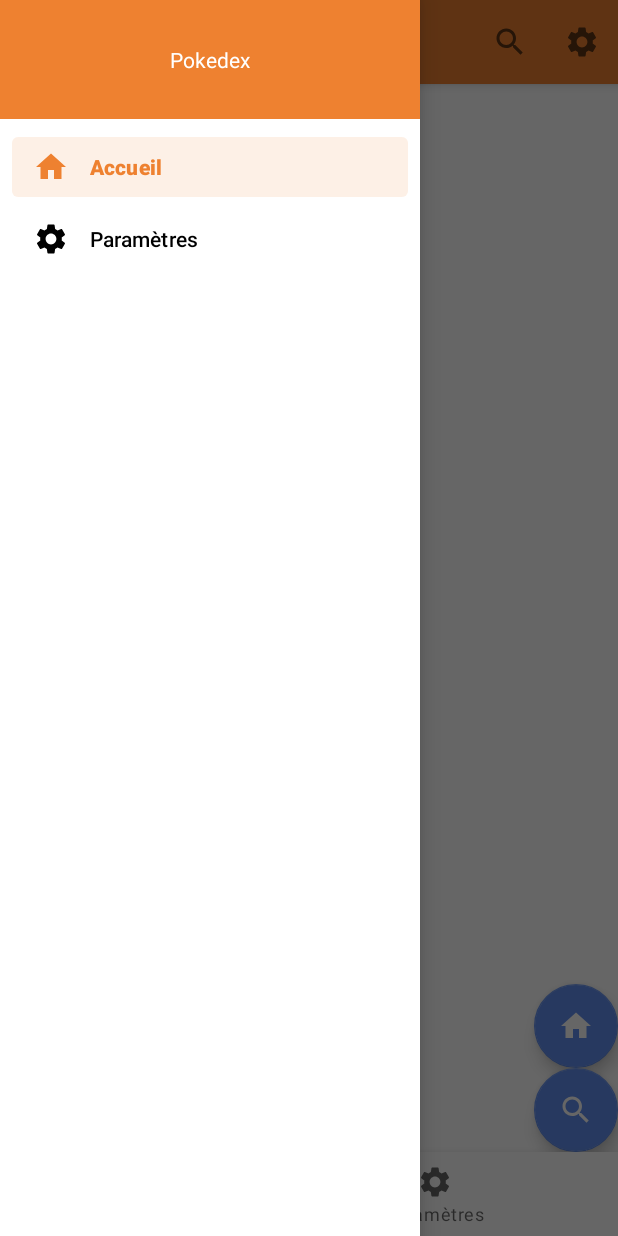
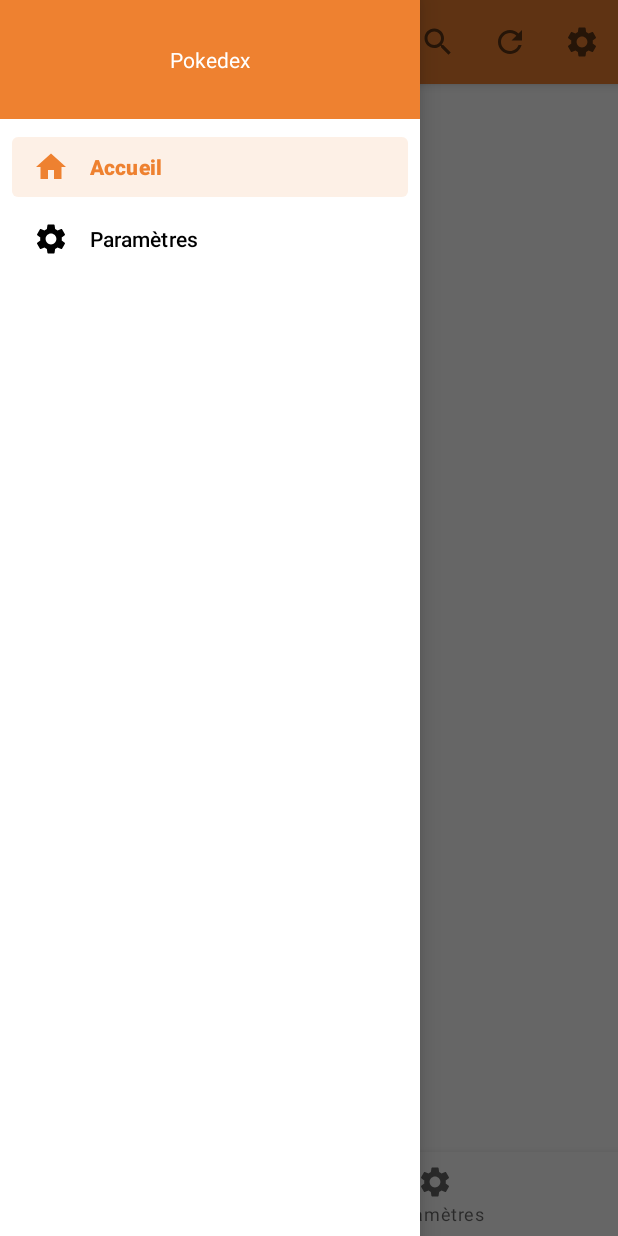
Before and after one commit to fonimus/pokedex-mvvm, an Android app: the screen it shows after launch (MainActivity), with the side drawer open, on a phone screen of 412 x 824 dp. Run offline under Robolectric (Android 15) with nearby library versions, the phone set to English and light mode, and no system bars; our stand-ins replace Dagger/Hilt's generated code, Firebase (no records; nobody signed in at launch, a user with empty details on screens opened directly), androidx.preference; network calls fail; pictures from the network do not load; 4 statements that could not run were skipped.

Commit message:
Add swipe to refresh

```diff
--- a/app/build.gradle
+++ b/app/build.gradle
@@ -51,6 +51,7 @@ android {
 dependencies {
     implementation 'androidx.lifecycle:lifecycle-viewmodel-ktx:2.4.0'
     implementation 'androidx.preference:preference:1.1.1'
+    implementation 'androidx.swiperefreshlayout:swiperefreshlayout:1.1.0'
     coreLibraryDesugaring 'com.android.tools:desugar_jdk_libs:1.1.5'
     implementation 'androidx.core:core-ktx:1.6.0'
     implementation 'androidx.appcompat:appcompat:1.4.0'
--- a/app/src/main/java/io/fonimus/pokedexmvvm/data/PokemonRepository.kt
+++ b/app/src/main/java/io/fonimus/pokedexmvvm/data/PokemonRepository.kt
@@ -2,8 +2,7 @@ package io.fonimus.pokedexmvvm.data
 
 import android.util.Log
 import io.fonimus.pokedexmvvm.data.pokemon.PokemonResponse
-import kotlinx.coroutines.flow.Flow
-import kotlinx.coroutines.flow.flow
+import kotlinx.coroutines.flow.*
 import okhttp3.OkHttpClient
 import okhttp3.logging.HttpLoggingInterceptor
 import retrofit2.Retrofit
@@ -15,6 +14,7 @@ import javax.inject.Singleton
 class PokemonRepository @Inject constructor() {
 
     private var pokeApi: PokeApi
+    private val triggerMutableStateFlow = MutableSharedFlow<Unit>(replay = 1).apply { tryEmit(Unit) }
 
     init {
         val retrofit = Retrofit.Builder()
@@ -34,7 +34,9 @@ class PokemonRepository @Inject constructor() {
         pokeApi = retrofit.create(PokeApi::class.java)
     }
 
-    fun getPokemonPage(page: Int = 0): Flow<List<PokemonResponse>> = flow {
+    fun getPokemonPage(page: Int = 0): Flow<List<PokemonResponse>> = triggerMutableStateFlow.flatMapLatest {
+
+        flow {
             val list = mutableListOf<PokemonResponse>()
             val from = 1 + (page * 5)
             val to = 1 + ((page + 1) * 5)
@@ -44,6 +46,12 @@ class PokemonRepository @Inject constructor() {
             Log.d("myrepo", "getPokemonPage() called from $from to $to")
             emit(list)
         }
+    }
 
     suspend fun getPokemonById(id: String) = pokeApi.getPokemonById(id)
+
+    // useful when no pagination
+    fun refresh() {
+        triggerMutableStateFlow.tryEmit(Unit)
     }
+}
--- a/app/src/main/java/io/fonimus/pokedexmvvm/domain/LoadPokemonUseCase.kt
+++ b/app/src/main/java/io/fonimus/pokedexmvvm/domain/LoadPokemonUseCase.kt
@@ -5,36 +5,46 @@ import io.fonimus.pokedexmvvm.data.PokemonRepository
 import kotlinx.coroutines.flow.*
 import java.util.*
 import javax.inject.Inject
+import javax.inject.Singleton
 
+@Singleton
 class LoadPokemonUseCase @Inject constructor(private val repository: PokemonRepository) {
 
     private val pageStateFlow =
-        MutableStateFlow(0).apply { onEach { Log.d("myusecase", "page stateflow called: $it") } }
+        MutableSharedFlow<Int>(replay = 1).apply {
+            tryEmit(0)
+            onEach { Log.d("myusecase", "page stateflow called: $it") }
+        }
 
     private val pokemons = mutableListOf<PokemonEntity>()
 
-    operator fun invoke(): Flow<List<PokemonEntity>> {
+    operator fun invoke(): Flow<LoadPokemonResult> {
 
-        return pageStateFlow.flatMapConcat {
-            repository.getPokemonPage(it)
-        }.map { pokemonPage ->
+        return pageStateFlow.transformLatest {
+            emit(LoadPokemonResult.Loading)
+            repository.getPokemonPage(it).collect { pokemonPage ->
                 pokemons.addAll(pokemonPage.mapNotNull { pokemon ->
                     PokemonEntity.Content(
                         pokemon.id?.toString() ?: return@mapNotNull null,
                         pokemon.name ?: return@mapNotNull null,
                         pokemon.sprites?.frontDefault ?: return@mapNotNull null,
-                    pokemon.types.mapNotNull {
-                        PokemonTypeEntity.parse(it.type?.name)
+                        pokemon.types.mapNotNull { pokemonType ->
+                            PokemonTypeEntity.parse(pokemonType.type?.name)
                         }
                     )
                 })
-            pokemons + PokemonEntity.Loading(true)
+                emit(LoadPokemonResult.Content(pokemons + PokemonEntity.Loading(true)))
+            }
         }
     }
 
     fun nextPage() {
-        pageStateFlow.value++
+        pageStateFlow.tryEmit(pageStateFlow.replayCache.first() + 1)
         Log.d("mynextpage", "Next page called")
+    }
+
+    fun refresh() {
+        pageStateFlow.tryEmit(0)
     }
 
     sealed class PokemonEntity {
@@ -48,3 +58,12 @@ class LoadPokemonUseCase @Inject constructor(private val repository: PokemonRepo
         data class Loading(val loading: Boolean) : PokemonEntity()
     }
 }
+
+sealed class LoadPokemonResult {
+
+    data class Content(
+        val entities: List<LoadPokemonUseCase.PokemonEntity>
+    ) : LoadPokemonResult()
+
+    object Loading : LoadPokemonResult()
+}
--- a/app/src/main/java/io/fonimus/pokedexmvvm/main/MainActivity.kt
+++ b/app/src/main/java/io/fonimus/pokedexmvvm/main/MainActivity.kt
@@ -29,10 +29,6 @@ import java.lang.IllegalArgumentException
 class MainActivity : AppCompatActivity() {
 
     private val viewModel by viewModels<MainViewModel>()
-    private val listener =
-        SharedPreferences.OnSharedPreferenceChangeListener { sharedPreferences, key ->
-            Log.d("prefs", "$key changed in $sharedPreferences")
-        }
     private lateinit var binding: MainActivityBinding
 
     private val mainFragment = MainFragment.newInstance()
@@ -159,8 +155,6 @@ class MainActivity : AppCompatActivity() {
 
     override fun onDestroy() {
         super.onDestroy()
-        PreferenceManager.getDefaultSharedPreferences(this)
-            .unregisterOnSharedPreferenceChangeListener(listener)
     }
 
     override fun onCreateOptionsMenu(menu: Menu): Boolean {
@@ -184,6 +178,11 @@ class MainActivity : AppCompatActivity() {
             openFragment(NavigationItem.SETTINGS)
             true
         }
+
+        menu.findItem(R.id.refresh).setOnMenuItemClickListener {
+            viewModel.refresh()
+            true
+        }
         return true
     }
 }
--- a/app/src/main/java/io/fonimus/pokedexmvvm/main/MainFragment.kt
+++ b/app/src/main/java/io/fonimus/pokedexmvvm/main/MainFragment.kt
@@ -33,7 +33,7 @@ class MainFragment : Fragment() {
     private val pokemonViewModel by viewModels<PokemonViewModel>()
     private val listener =
         SharedPreferences.OnSharedPreferenceChangeListener { sharedPreferences, key ->
-            Log.d("prefs", "$key changed in $sharedPreferences")
+            Log.d("prefs", "$key changed to ${sharedPreferences.getBoolean(key, false)}")
         }
 
 
@@ -66,8 +66,9 @@ class MainFragment : Fragment() {
         Log.d("prefs", ">> " + prefs.getString("signature", "N/A"))
         val editor = prefs.edit()
         editor.putString("toto", "titi")
+        // apply -> value changed in memory
+        // commit -> force waiting to write into file
         editor.apply()
-        // editor.commit() -> force waiting to write file
 
         prefs.registerOnSharedPreferenceChangeListener(listener)
 
@@ -104,6 +105,7 @@ class MainFragment : Fragment() {
         pokemonViewModel.pokemonViewStateLiveData.observe(viewLifecycleOwner) { state ->
             pokemonsAdapter.submitList(state.items)
             typeAdapter.submitList(state.types.toList())
+            binding.swiperefresh.isRefreshing = state.isRefreshing
         }
         pokemonViewModel.viewActions.observe(viewLifecycleOwner) {
             when (it) {
@@ -137,6 +139,14 @@ class MainFragment : Fragment() {
             Firebase.crashlytics.log("${javaClass.simpleName} : before crash (non fatal)")
             Firebase.crashlytics.recordException(IllegalArgumentException("Test Crash Non Fatal"))
         }
+        binding.crashButton.hide()
+        binding.crashButtonNonFatal.hide()
+
+        binding.swiperefresh.setOnRefreshListener {
+            Log.d("refresh", "Refreshing...")
+            pokemonViewModel.refresh()
+            Log.d("refresh", "Refreshed !")
+        }
     }
 
     override fun onDestroy() {
--- a/app/src/main/java/io/fonimus/pokedexmvvm/main/NavigationItem.kt
+++ b/app/src/main/java/io/fonimus/pokedexmvvm/main/NavigationItem.kt
@@ -1,5 +1,5 @@
 package io.fonimus.pokedexmvvm.main
 
 enum class NavigationItem {
-    HOME,SETTINGS
+    HOME, SETTINGS
 }
--- a/app/src/main/java/io/fonimus/pokedexmvvm/main/PokemonViewModel.kt
+++ b/app/src/main/java/io/fonimus/pokedexmvvm/main/PokemonViewModel.kt
@@ -5,6 +5,7 @@ import androidx.lifecycle.*
 import dagger.hilt.android.lifecycle.HiltViewModel
 import io.fonimus.pokedexmvvm.SingleLiveEvent
 import io.fonimus.pokedexmvvm.data.CurrentSearchRepository
+import io.fonimus.pokedexmvvm.domain.LoadPokemonResult
 import io.fonimus.pokedexmvvm.domain.LoadPokemonUseCase
 import io.fonimus.pokedexmvvm.domain.PokemonTypeEntity
 import javax.inject.Inject
@@ -26,27 +27,61 @@ class PokemonViewModel @Inject constructor(
 
     private val typesLiveData = MutableLiveData<MutableList<PokemonTypeEntity>>(mutableListOf())
 
-    private val pokemonEntitiesLiveData: LiveData<List<LoadPokemonUseCase.PokemonEntity>> =
+    private val refreshingLiveData = MutableLiveData(false)
+
+    private val pokemonEntitiesLiveData: LiveData<LoadPokemonResult> =
         loadPokemonUseCase().asLiveData()
 
     init {
+        addSources()
+    }
+
+    private fun addSources() {
         pokemonEntitiesMediatorLiveData.addSource(queryLiveData) { query ->
-            combine(query, typesLiveData.value!!, pokemonEntitiesLiveData.value)
+            combine(
+                query,
+                typesLiveData.value!!,
+                pokemonEntitiesLiveData.value,
+                refreshingLiveData.value!!
+            )
         }
         pokemonEntitiesMediatorLiveData.addSource(typesLiveData) { types ->
-            combine(queryLiveData.value, types, pokemonEntitiesLiveData.value)
+            combine(
+                queryLiveData.value,
+                types,
+                pokemonEntitiesLiveData.value,
+                refreshingLiveData.value!!
+            )
         }
         pokemonEntitiesMediatorLiveData.addSource(pokemonEntitiesLiveData) { entities ->
-            combine(queryLiveData.value, typesLiveData.value!!, entities)
+            combine(
+                queryLiveData.value,
+                typesLiveData.value!!,
+                entities,
+                refreshingLiveData.value!!
+            )
+        }
+        pokemonEntitiesMediatorLiveData.addSource(refreshingLiveData) { refreshing ->
+            combine(
+                queryLiveData.value,
+                typesLiveData.value!!,
+                pokemonEntitiesLiveData.value,
+                refreshing
+            )
         }
     }
 
     private fun combine(
         query: String?,
         types: List<PokemonTypeEntity>,
-        entities: List<LoadPokemonUseCase.PokemonEntity>?
+        result: LoadPokemonResult?,
+        refreshing: Boolean
     ) {
-        pokemonEntitiesMediatorLiveData.value = PokemonViewState(entities
+        if (refreshing && result is LoadPokemonResult.Content) {
+            refreshingLiveData.value = false
+            return
+        }
+        pokemonEntitiesMediatorLiveData.value = PokemonViewState((result as? LoadPokemonResult.Content)?.entities
             ?.filter {
                 it is LoadPokemonUseCase.PokemonEntity.Loading
                         || (matchQuery(query, it) && matchTypes(types, it))
@@ -60,13 +95,13 @@ class PokemonViewModel @Inject constructor(
                         pokemon.pokemonImageUrl
                     )
                 }
-            } ?: emptyList(), entities
+            } ?: emptyList(), (result as? LoadPokemonResult.Content)?.entities
             ?.asSequence()
             ?.filterIsInstance<LoadPokemonUseCase.PokemonEntity.Content>()
             ?.map { it.pokemonTypes }
             ?.flatten()
             ?.toSet()
-            ?: emptySet()
+            ?: emptySet(), refreshing && result is LoadPokemonResult.Loading
         )
     }
 
@@ -112,4 +147,9 @@ class PokemonViewModel @Inject constructor(
             typesLiveData.value = typesLiveData.value?.apply { remove(type) }
         }
     }
+
+    fun refresh() {
+        loadPokemonUseCase.refresh()
+        refreshingLiveData.value = true
+    }
 }
--- a/app/src/main/java/io/fonimus/pokedexmvvm/main/PokemonViewState.kt
+++ b/app/src/main/java/io/fonimus/pokedexmvvm/main/PokemonViewState.kt
@@ -4,7 +4,8 @@ import io.fonimus.pokedexmvvm.domain.PokemonTypeEntity
 
 data class PokemonViewState(
     val items: List<PokemonViewStateItem>,
-    val types: Set<PokemonTypeEntity>
+    val types: Set<PokemonTypeEntity>,
+    val isRefreshing: Boolean
 )
 
 sealed class PokemonViewStateItem(val type: Type) {
--- /dev/null
+++ b/app/src/main/res/drawable/ic_baseline_refresh_24.xml
@@ -0,0 +1,10 @@
+<vector xmlns:android="http://schemas.android.com/apk/res/android"
+    android:width="24dp"
+    android:height="24dp"
+    android:viewportWidth="24"
+    android:viewportHeight="24"
+    android:tint="?attr/colorControlNormal">
+  <path
+      android:fillColor="@android:color/white"
+      android:pathData="M17.65,6.35C16.2,4.9 14.21,4 12,4c-4.42,0 -7.99,3.58 -7.99,8s3.57,8 7.99,8c3.73,0 6.84,-2.55 7.73,-6h-2.08c-0.82,2.33 -3.04,4 -5.65,4 -3.31,0 -6,-2.69 -6,-6s2.69,-6 6,-6c1.66,0 3.14,0.69 4.22,1.78L13,11h7V4l-2.35,2.35z"/>
+</vector>
--- a/app/src/main/res/menu/main_menu.xml
+++ b/app/src/main/res/menu/main_menu.xml
@@ -10,6 +10,12 @@
             app:actionViewClass="android.widget.SearchView" />
 
     <item
+            android:id="@+id/refresh"
+            android:title="@string/refresh"
+            android:icon="@drawable/ic_baseline_refresh_24"
+            app:showAsAction="collapseActionView|ifRoom" />
+
+    <item
             android:id="@+id/open_settings"
             android:title="@string/title_activity_settings"
             android:icon="@drawable/ic_baseline_settings_24"
--- a/app/src/main/res/values/strings.xml
+++ b/app/src/main/res/values/strings.xml
@@ -27,4 +27,5 @@
     </string>
     <string name="attachment_summary_off">Only download attachments when manually requested</string>
     <string name="home">Accueil</string>
+    <string name="refresh">Rafraichir</string>
 </resources>
--- a/app/src/main/res/xml/root_preferences.xml
+++ b/app/src/main/res/xml/root_preferences.xml
@@ -3,7 +3,7 @@
     <PreferenceCategory app:title="@string/theme_header">
 
         <SwitchPreferenceCompat
-                app:key="dark"
+                app:key="something"
                 app:title="@string/switch_title" />
 
     </PreferenceCategory>
```
Also changed, not shown: app/src/main/java/io/fonimus/pokedexmvvm/main/MainViewModel.kt (+9 -1 lines), app/src/main/res/layout/main_fragment.xml (+10 -3 lines). Lines whose indentation alone changed are shown as unchanged.
